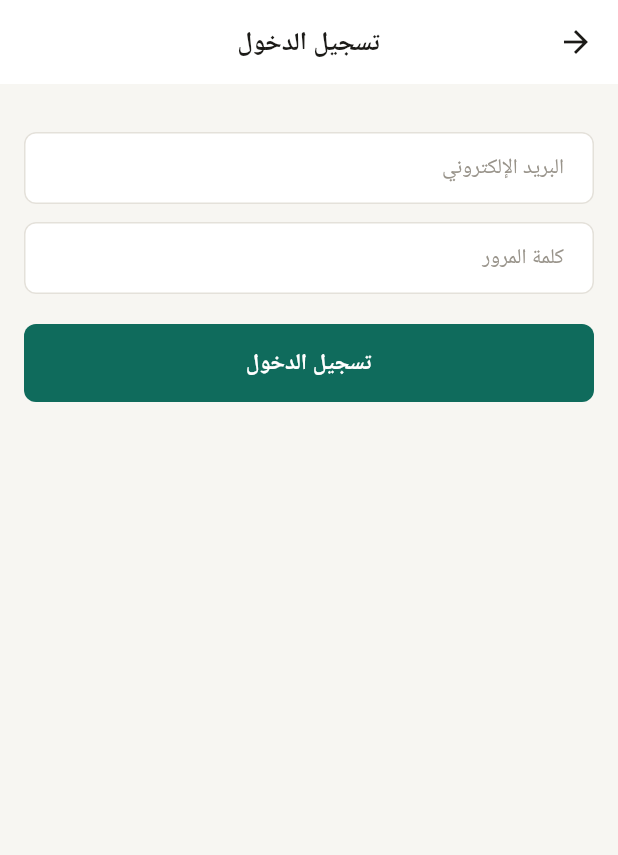
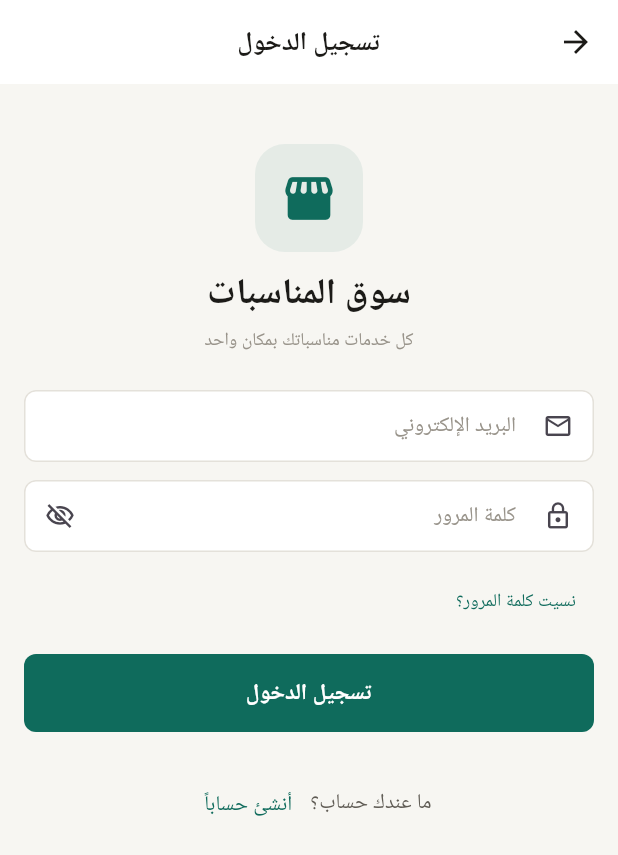
Before and after one commit to dev-mustafashihab/shihab-marketplace, a Flutter app: the screen it shows after launch, item 3 of the bottom bar chosen, after a tap on "تسجيل الدخول", on a phone screen of 412 x 824 dp. Shown: the top 855 px of the screen. Run offline on Flutter 3.47's test engine with Material 3 defaults, Android fonts, the light colour scheme and no system bars; our stand-ins replace cached_network_image, flutter_riverpod, google_fonts, shared_preferences; network calls fail; Roboto replaces fonts that are missing (Ibm Plex Sans Arabic).

Commit message:
fix(ux-audit): search images via backend + login redesign + polish
Backend: /search now returns imageUrl (was missing - explore cards had no
images while home did - inconsistent data contract)

Flutter:
- Login screen redesign: app logo+name hero, email/password icons, password
  visibility toggle, forgot-password link, register CTA at bottom
- Empty states rewritten (no duplicate titles with AppBar)
- Verified /search returns imageUrl for all 4 vendors
- tests green, analyze 0 errors, APK rebuilt+published

```diff
--- a/frontend/lib/features/auth/login_screen.dart
+++ b/frontend/lib/features/auth/login_screen.dart
@@ -2,6 +2,7 @@ import 'package:flutter/material.dart';
 import 'package:flutter_riverpod/flutter_riverpod.dart';
 
 import '../../core/network/api_client.dart';
+import 'register_screen.dart';
 import '../../core/session/session_service.dart';
 import '../../core/theme/app_colors.dart';
 import '../../core/theme/app_spacing.dart';
@@ -20,6 +21,7 @@ class _LoginScreenState extends ConsumerState<LoginScreen> {
   final _email = TextEditingController();
   final _password = TextEditingController();
   bool _loading = false;
+  bool _hidePassword = true;
   String? _error;
 
   @override
@@ -70,19 +72,53 @@ class _LoginScreenState extends ConsumerState<LoginScreen> {
       body: SingleChildScrollView(
         padding: const EdgeInsets.all(AppSpacing.screenH),
         child: Column(crossAxisAlignment: CrossAxisAlignment.stretch, children: [
-          const SizedBox(height: AppSpacing.s16),
+          const SizedBox(height: AppSpacing.s24),
+          // شعار التطبيق
+          Column(children: [
+            Container(
+              width: 72, height: 72,
+              decoration: BoxDecoration(color: c.primary.withOpacity(0.08), borderRadius: BorderRadius.circular(20)),
+              child: Icon(Icons.storefront_rounded, size: 38, color: c.primary),
+            ),
+            const SizedBox(height: AppSpacing.s12),
+            Text('سوق المناسبات', style: AppText.headingL(c.textPrimary)),
+            const SizedBox(height: AppSpacing.s4),
+            Text('كل خدمات مناسباتك بمكان واحد', style: AppText.caption(c.textMuted)),
+          ]),
+          const SizedBox(height: AppSpacing.s24),
           TextField(
             controller: _email,
             keyboardType: TextInputType.emailAddress,
-            decoration: const InputDecoration(hintText: 'البريد الإلكتروني'),
+            decoration: const InputDecoration(
+              hintText: 'البريد الإلكتروني',
+              prefixIcon: Icon(Icons.email_outlined, size: 20),
+            ),
           ),
           const SizedBox(height: AppSpacing.s12),
           TextField(
             controller: _password,
-            obscureText: true,
-            decoration: const InputDecoration(hintText: 'كلمة المرور'),
+            obscureText: _hidePassword,
+            decoration: InputDecoration(
+              hintText: 'كلمة المرور',
+              prefixIcon: const Icon(Icons.lock_outline, size: 20),
+              suffixIcon: IconButton(
+                icon: Icon(_hidePassword ? Icons.visibility_off_outlined : Icons.visibility_outlined, size: 20),
+                onPressed: () => setState(() => _hidePassword = !_hidePassword),
+              ),
+            ),
           ),
-          const SizedBox(height: AppSpacing.s20),
+          const SizedBox(height: AppSpacing.s8),
+          Align(
+            alignment: AlignmentDirectional.centerStart,
+            child: TextButton(
+              onPressed: () {
+                ScaffoldMessenger.of(context).showSnackBar(const SnackBar(
+                  content: Text('تواصل مع الدعم لإعادة تعيين كلمة المرور'), duration: Duration(seconds: 2)));
+              },
+              child: Text('نسيت كلمة المرور؟', style: AppText.caption(c.primary)),
+            ),
+          ),
+          const SizedBox(height: AppSpacing.s12),
           ElevatedButton(
             onPressed: _loading ? null : _submit,
             child: _loading
@@ -93,6 +129,14 @@ class _LoginScreenState extends ConsumerState<LoginScreen> {
             const SizedBox(height: AppSpacing.s12),
             Text(_error!, style: AppText.bodyM(c.error), textAlign: TextAlign.center),
           ],
+          const SizedBox(height: AppSpacing.s24),
+          Row(mainAxisAlignment: MainAxisAlignment.center, children: [
+            Text('ما عندك حساب؟', style: AppText.bodyM(c.textSecondary)),
+            TextButton(
+              onPressed: () => Navigator.of(context).pushReplacement(MaterialPageRoute(builder: (_) => const RegisterScreen())),
+              child: Text('أنشئ حساباً', style: AppText.bodyM(c.primary)),
+            ),
+          ]),
         ]),
       ),
     );
--- a/frontend/lib/features/bookings/my_bookings_screen.dart
+++ b/frontend/lib/features/bookings/my_bookings_screen.dart
@@ -30,9 +30,9 @@ class MyBookingsScreen extends ConsumerWidget {
 
     if (token == null) {
       return Scaffold(backgroundColor: c.background, appBar: AppBar(title: const Text('حجوزاتي')), body: EmptyState(
-        icon: Icons.lock_outline,
-        title: 'سجّل الدخول لعرض حجوزاتك',
-        message: 'بعد تسجيل الدخول ستظهر كل حجوزاتك القادمة والسابقة هنا.',
+        icon: Icons.calendar_month_rounded,
+        title: 'حجوزاتك القادمة',
+        message: 'سجّل دخولك لتتابع حجوزاتك القادمة والسابقة.',
         actionLabel: 'تسجيل الدخول',
         onAction: () => Navigator.of(context).push(MaterialPageRoute(builder: (_) => const LoginScreen())),
       ));
--- a/frontend/lib/features/orders/orders_screen.dart
+++ b/frontend/lib/features/orders/orders_screen.dart
@@ -29,9 +29,9 @@ class OrdersScreen extends ConsumerWidget {
 
     if (token == null) {
       return Scaffold(backgroundColor: c.background, appBar: AppBar(title: const Text('طلباتي')), body: EmptyState(
-        icon: Icons.lock_outline,
-        title: 'سجّل الدخول لعرض طلباتك',
-        message: 'ستجد هنا طلبات المطاعم والهدايا مع حالة التوصيل لحظة بلحظة.',
+        icon: Icons.receipt_long_rounded,
+        title: 'طلباتك',
+        message: 'تتبع طلبات المطاعم والهدايا لحظة بلحظة بعد تسجيل الدخول.',
         actionLabel: 'تسجيل الدخول',
         onAction: () => Navigator.of(context).push(MaterialPageRoute(builder: (_) => const LoginScreen())),
       ));
```
Also changed, not shown: 2 other files.
